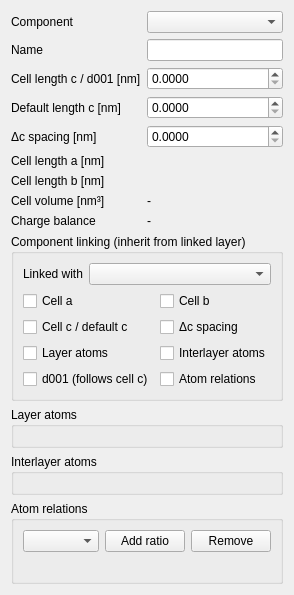
Qt form src/mudlab/ui/edit_component.ui (Parthasarathi-Ghosh/MudLab2) before a commit.
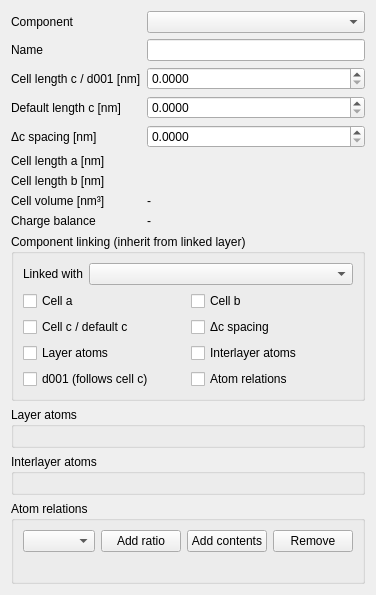
The same form after that commit.

Commit message: Phase editor 3: atom contents (model + editor)

The edit to the form file:
```diff
--- a/src/mudlab/ui/edit_component.ui
+++ b/src/mudlab/ui/edit_component.ui
@@ -305,6 +305,13 @@
           </property>
          </widget>
         </item>
+        <item>
+         <widget class="QPushButton" name="btn_add_contents">
+          <property name="text">
+           <string>Add contents</string>
+          </property>
+         </widget>
+        </item>
         <item>
          <widget class="QPushButton" name="btn_del_relation">
           <property name="text">
```
The commit also changes 10 other files.
